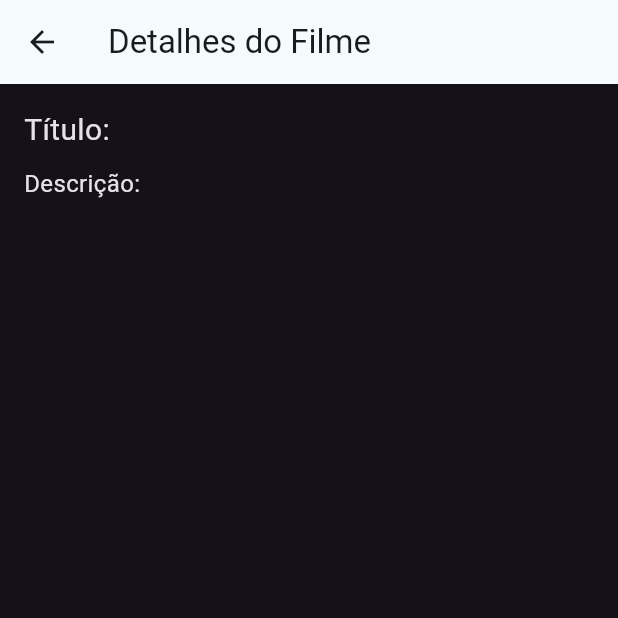
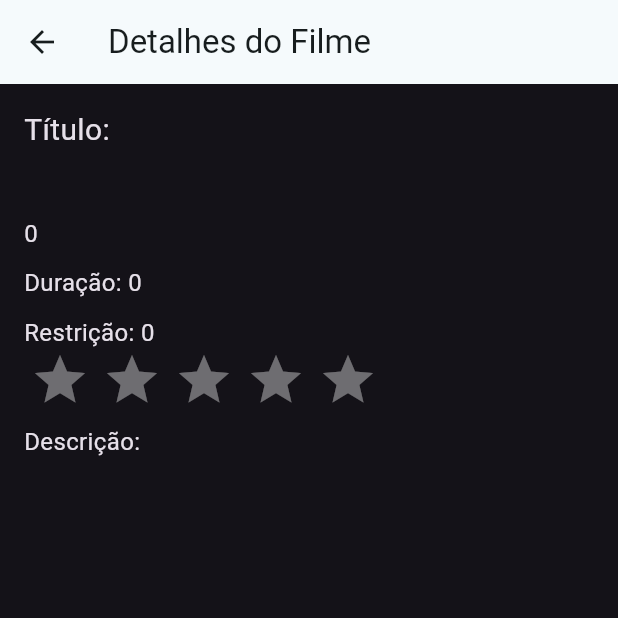
Before and after one commit to Danatorr/Trabalho-Mobile, a Flutter app: the ExibirDadosPage screen opened directly with empty values, on a phone screen of 412 x 824 dp, the top half of it. Run offline on Flutter 3.47's test engine with Material 3 defaults, Android fonts, the phone set to English and light mode, and no system bars; drawn by our look-alikes of flutter_rating_bar; our stand-ins replace sqflite; accounts and stored records are empty.

Commit message:
Tela detalhes

```diff
--- a/lib/components/movie_card.dart
+++ b/lib/components/movie_card.dart
@@ -1,6 +1,9 @@
+// ignore_for_file: prefer_const_constructors
+
 import 'package:flutter/material.dart';
 import 'package:flutter_rating_bar/flutter_rating_bar.dart';
 import 'package:trabalho_mobile/DAO/filmeDAO.dart';
+import 'package:trabalho_mobile/screens/add_screen.dart';
 import '../model/filme.dart';
 
 class MovieCard extends StatefulWidget {
@@ -101,7 +104,7 @@ class _MovieCardState extends State<MovieCard> {
                 Navigator.push(
                   context,
                   MaterialPageRoute(
-                    builder: (context) => AlterarFilmePage(filme: widget.filme),
+                    builder: (context) => AddScreen(filme: widget.filme),
                   ),
                 );
               },
@@ -130,6 +133,33 @@ class ExibirDadosPage extends StatelessWidget {
           crossAxisAlignment: CrossAxisAlignment.start,
           children: <Widget>[
             Text('Título: ${filme.nome}', style: TextStyle(fontSize: 20)),
+
+            SizedBox(height: 10),
+            Text(filme.generos, style: TextStyle(fontSize: 16)),
+
+            SizedBox(height: 10),
+            Text('${filme.ano}', style: TextStyle(fontSize: 16)),
+
+            SizedBox(height: 10),
+            Text('Duração: ${filme.tempoMin}', style: TextStyle(fontSize: 16)),
+
+            SizedBox(height: 10),
+            Text('Restrição: ${filme.faixa_etaria}', style: TextStyle(fontSize: 16)),
+
+            RatingBar.builder(
+              initialRating: filme.avaliacao,
+              minRating: 1,
+              direction: Axis.horizontal,
+              allowHalfRating: true,
+              itemCount: 5,
+              itemPadding: const EdgeInsets.symmetric(horizontal: 4.0),
+              itemBuilder: (context, _) => const Icon(
+                Icons.star,
+                color: Colors.amber,
+              ),
+              onRatingUpdate: (rating) {},
+            ),
+
             SizedBox(height: 10),
             Text('Descrição: ${filme.descricao ?? "Sem descrição"}', style: TextStyle(fontSize: 16)),
             // Adicione outros detalhes do filme aqui
@@ -139,21 +169,3 @@ class ExibirDadosPage extends StatelessWidget {
     );
   }
 }
-
-class AlterarFilmePage extends StatelessWidget {
-  final Filme filme;
-
-  AlterarFilmePage({required this.filme});
-
-  @override
-  Widget build(BuildContext context) {
-    return Scaffold(
-      appBar: AppBar(
-        title: Text('Alterar Filme'),
-      ),
-      body: Center(
-        child: Text('Página para alterar o filme ${filme.nome}'),
-      ),
-    );
-  }
-}
```
